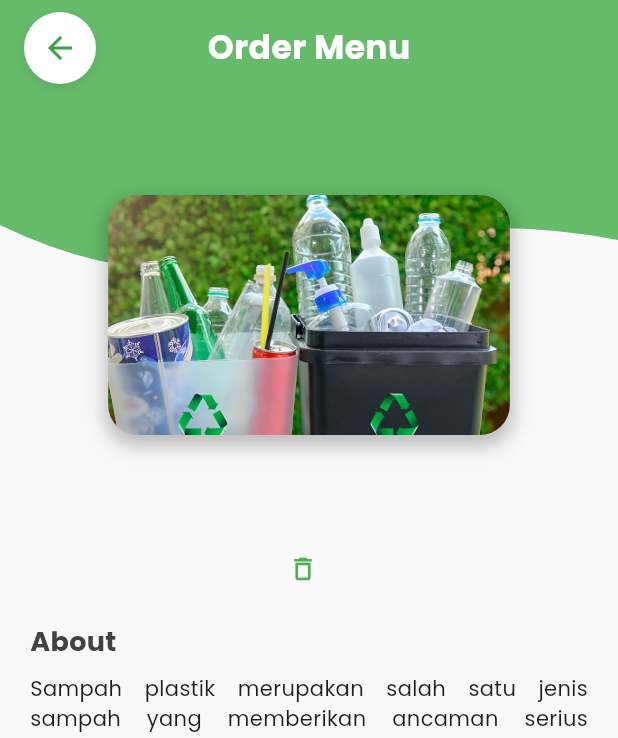
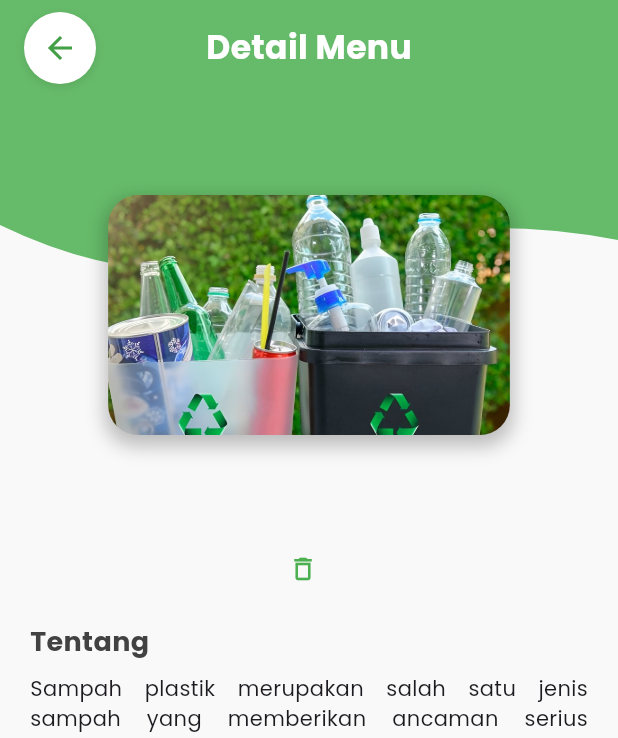
Before and after one commit to zryaapsa/app_ourecycle_main, a Flutter app: the OrderScreen screen opened directly with empty values, on a phone screen of 412 x 824 dp. Shown: the top 738 px of the screen. Run offline on Flutter 3.47's test engine with Material 3 defaults, Android fonts, the light colour scheme and no system bars; our stand-ins replace appwrite, dartz, dropdown_button2, flutter_dotenv, get, google_fonts and 2 more; accounts and stored records are empty.

Commit message:
penyelarasan bahasa

```diff
--- a/lib/frontend/pages/setting/setting_screen.dart
+++ b/lib/frontend/pages/setting/setting_screen.dart
@@ -25,7 +25,7 @@ class SettingScreen extends StatelessWidget {
             const Padding(
               padding: EdgeInsets.fromLTRB(16, 20, 16, 40),
               child: Text(
-                'Settings',
+                'Setting',
                 style: TextStyle(
                   fontSize: 24,
                   fontWeight: FontWeight.bold,
--- a/lib/frontend/widgets/order_screen_widgets/order_header_and_image.dart
+++ b/lib/frontend/widgets/order_screen_widgets/order_header_and_image.dart
@@ -60,7 +60,7 @@ class OrderHeaderAndImage extends StatelessWidget {
                     child: Padding(
                       padding: EdgeInsets.only(top: 16.0),
                       child: Text(
-                        "Order Menu",
+                        "Detail Menu",
                         style: TextStyle(
                           color: Colors.white,
                           fontSize: 22,
--- a/lib/frontend/widgets/order_screen_widgets/product_info_section.dart
+++ b/lib/frontend/widgets/order_screen_widgets/product_info_section.dart
@@ -55,7 +55,7 @@ class ProductInfoSection extends StatelessWidget {
           ),
           const SizedBox(height: 24),
           Text(
-            "About",
+            "Tentang",
             style: TextStyle(
               fontSize: 18,
               fontWeight: FontWeight.bold,
```
Also changed, not shown: pubspec.lock.
